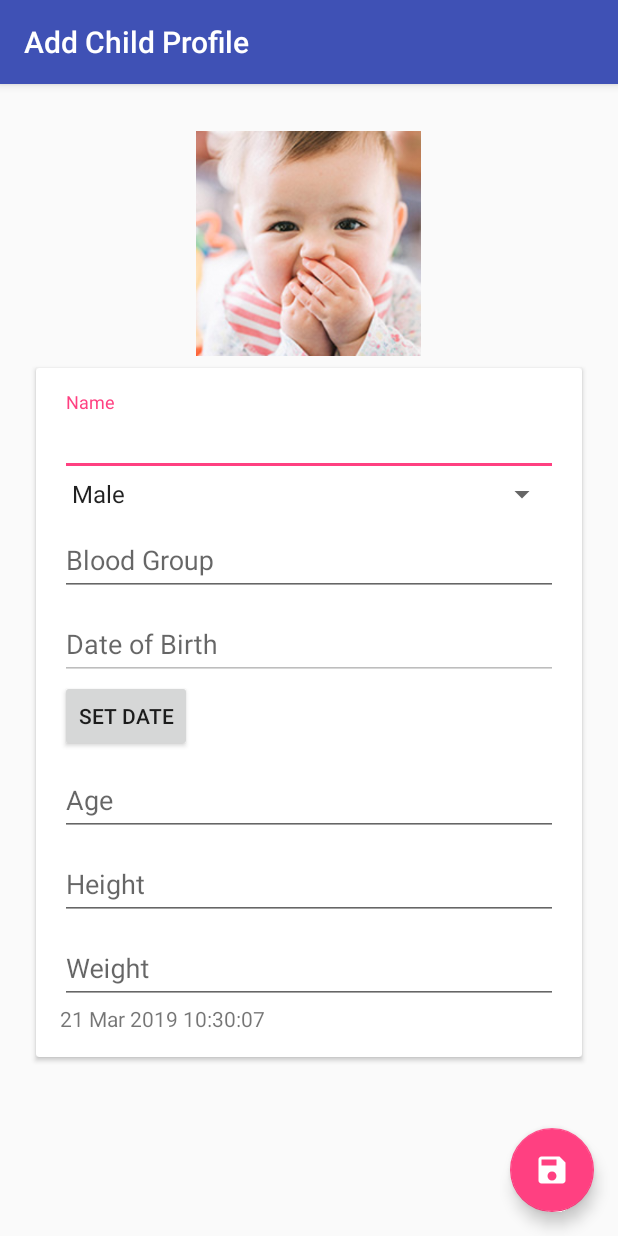
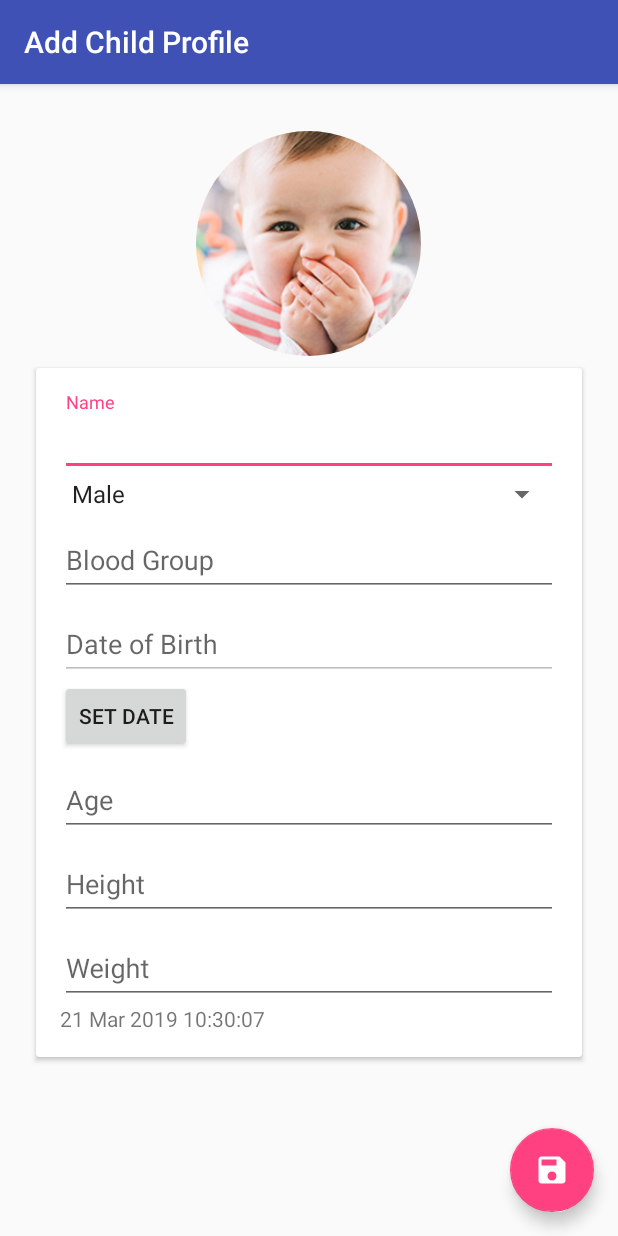
Before and after one commit to johnyhawkahsan/55-ChildHealthApp-1, an Android app: the screen it shows after launch (AddEditChildActivity), after a tap on an icon or button, on a phone screen of 412 x 824 dp. Run offline under Robolectric (Android 15) with nearby library versions, the phone set to English and light mode, and no system bars; our stand-ins replace CircleImageView, Room's generated code; pictures from the network do not load.

Commit message:
39th Commit- Added CircleImageView custom view for round images. Need to implement CardView in our VaccinationRecord.

```diff
--- /dev/null
+++ b/app/src/main/java/com/johnyhawkdesigns/a55_childhealthapp_1/util/CircleImageView.java
@@ -0,0 +1,427 @@
+package com.johnyhawkdesigns.a55_childhealthapp_1.util;
+
+import android.content.Context;
+import android.content.res.TypedArray;
+import android.graphics.Bitmap;
+import android.graphics.BitmapShader;
+import android.graphics.Canvas;
+import android.graphics.Color;
+import android.graphics.ColorFilter;
+import android.graphics.Matrix;
+import android.graphics.Paint;
+import android.graphics.RectF;
+import android.graphics.Shader;
+import android.graphics.drawable.BitmapDrawable;
+import android.graphics.drawable.ColorDrawable;
+import android.graphics.drawable.Drawable;
+import android.net.Uri;
+import android.support.annotation.ColorInt;
+import android.support.annotation.ColorRes;
+import android.support.annotation.DrawableRes;
+import android.support.v7.widget.AppCompatImageView;
+import android.util.AttributeSet;
+import android.widget.ImageView;
+
+import com.johnyhawkdesigns.a55_childhealthapp_1.R;
+
+
+public class CircleImageView extends AppCompatImageView {
+
+    private static final ImageView.ScaleType SCALE_TYPE = ImageView.ScaleType.CENTER_CROP;
+
+    private static final Bitmap.Config BITMAP_CONFIG = Bitmap.Config.ARGB_8888;
+    private static final int COLORDRAWABLE_DIMENSION = 2;
+
+    private static final int DEFAULT_BORDER_WIDTH = 0;
+    private static final int DEFAULT_BORDER_COLOR = Color.BLACK;
+    private static final int DEFAULT_FILL_COLOR = Color.TRANSPARENT;
+    private static final boolean DEFAULT_BORDER_OVERLAY = false;
+
+    private final RectF mDrawableRect = new RectF();
+    private final RectF mBorderRect = new RectF();
+
+    private final Matrix mShaderMatrix = new Matrix();
+    private final Paint mBitmapPaint = new Paint();
+    private final Paint mBorderPaint = new Paint();
+    private final Paint mFillPaint = new Paint();
+
+    private int mBorderColor = DEFAULT_BORDER_COLOR;
+    private int mBorderWidth = DEFAULT_BORDER_WIDTH;
+    private int mFillColor = DEFAULT_FILL_COLOR;
+
+    private Bitmap mBitmap;
+    private BitmapShader mBitmapShader;
+    private int mBitmapWidth;
+    private int mBitmapHeight;
+
+    private float mDrawableRadius;
+    private float mBorderRadius;
+
+    private ColorFilter mColorFilter;
+
+    private boolean mReady;
+    private boolean mSetupPending;
+    private boolean mBorderOverlay;
+    private boolean mDisableCircularTransformation;
+
+    public CircleImageView(Context context) {
+        super(context);
+
+        init();
+    }
+
+    public CircleImageView(Context context, AttributeSet attrs) {
+        this(context, attrs, 0);
+    }
+
+    public CircleImageView(Context context, AttributeSet attrs, int defStyle) {
+        super(context, attrs, defStyle);
+
+        TypedArray a = context.obtainStyledAttributes(attrs, R.styleable.CircleImageView, defStyle, 0);
+
+        mBorderWidth = a.getDimensionPixelSize(R.styleable.CircleImageView_civ_border_width, DEFAULT_BORDER_WIDTH);
+        mBorderColor = a.getColor(R.styleable.CircleImageView_civ_border_color, DEFAULT_BORDER_COLOR);
+        mBorderOverlay = a.getBoolean(R.styleable.CircleImageView_civ_border_overlay, DEFAULT_BORDER_OVERLAY);
+        mFillColor = a.getColor(R.styleable.CircleImageView_civ_fill_color, DEFAULT_FILL_COLOR);
+
+        a.recycle();
+
+        init();
+    }
+
+    private void init() {
+        super.setScaleType(SCALE_TYPE);
+        mReady = true;
+
+        if (mSetupPending) {
+            setup();
+            mSetupPending = false;
+        }
+    }
+
+    @Override
+    public ImageView.ScaleType getScaleType() {
+        return SCALE_TYPE;
+    }
+
+    @Override
+    public void setScaleType(ImageView.ScaleType scaleType) {
+        if (scaleType != SCALE_TYPE) {
+            throw new IllegalArgumentException(String.format("ScaleType %s not supported.", scaleType));
+        }
+    }
+
+    @Override
+    public void setAdjustViewBounds(boolean adjustViewBounds) {
+        if (adjustViewBounds) {
+            throw new IllegalArgumentException("adjustViewBounds not supported.");
+        }
+    }
+
+    @Override
+    protected void onDraw(Canvas canvas) {
+        if (mDisableCircularTransformation) {
+            super.onDraw(canvas);
+            return;
+        }
+
+        if (mBitmap == null) {
+            return;
+        }
+
+        if (mFillColor != Color.TRANSPARENT) {
+            canvas.drawCircle(mDrawableRect.centerX(), mDrawableRect.centerY(), mDrawableRadius, mFillPaint);
+        }
+        canvas.drawCircle(mDrawableRect.centerX(), mDrawableRect.centerY(), mDrawableRadius, mBitmapPaint);
+        if (mBorderWidth > 0) {
+            canvas.drawCircle(mBorderRect.centerX(), mBorderRect.centerY(), mBorderRadius, mBorderPaint);
+        }
+    }
+
+    @Override
+    protected void onSizeChanged(int w, int h, int oldw, int oldh) {
+        super.onSizeChanged(w, h, oldw, oldh);
+        setup();
+    }
+
+    @Override
+    public void setPadding(int left, int top, int right, int bottom) {
+        super.setPadding(left, top, right, bottom);
+        setup();
+    }
+
+    @Override
+    public void setPaddingRelative(int start, int top, int end, int bottom) {
+        super.setPaddingRelative(start, top, end, bottom);
+        setup();
+    }
+
+    public int getBorderColor() {
+        return mBorderColor;
+    }
+
+    public void setBorderColor(@ColorInt int borderColor) {
+        if (borderColor == mBorderColor) {
+            return;
+        }
+
+        mBorderColor = borderColor;
+        mBorderPaint.setColor(mBorderColor);
+        invalidate();
+    }
+
+    /**
+     * @deprecated Use {@link #setBorderColor(int)} instead
+     */
+    @Deprecated
+    public void setBorderColorResource(@ColorRes int borderColorRes) {
+        setBorderColor(getContext().getResources().getColor(borderColorRes));
+    }
+
+    /**
+     * Return the color drawn behind the circle-shaped drawable.
+     *
+     * @return The color drawn behind the drawable
+     *
+     * @deprecated Fill color support is going to be removed in the future
+     */
+    @Deprecated
+    public int getFillColor() {
+        return mFillColor;
+    }
+
+    /**
+     * Set a color to be drawn behind the circle-shaped drawable. Note that
+     * this has no effect if the drawable is opaque or no drawable is set.
+     *
+     * @param fillColor The color to be drawn behind the drawable
+     *
+     * @deprecated Fill color support is going to be removed in the future
+     */
+    @Deprecated
+    public void setFillColor(@ColorInt int fillColor) {
+        if (fillColor == mFillColor) {
+            return;
+        }
+
+        mFillColor = fillColor;
+        mFillPaint.setColor(fillColor);
+        invalidate();
+    }
+
+    /**
+     * Set a color to be drawn behind the circle-shaped drawable. Note that
+     * this has no effect if the drawable is opaque or no drawable is set.
+     *
+     * @param fillColorRes The color resource to be resolved to a color and
+     *                     drawn behind the drawable
+     *
+     * @deprecated Fill color support is going to be removed in the future
+     */
+    @Deprecated
+    public void setFillColorResource(@ColorRes int fillColorRes) {
+        setFillColor(getContext().getResources().getColor(fillColorRes));
+    }
+
+    public int getBorderWidth() {
+        return mBorderWidth;
+    }
+
+    public void setBorderWidth(int borderWidth) {
+        if (borderWidth == mBorderWidth) {
+            return;
+        }
+
+        mBorderWidth = borderWidth;
+        setup();
+    }
+
+    public boolean isBorderOverlay() {
+        return mBorderOverlay;
+    }
+
+    public void setBorderOverlay(boolean borderOverlay) {
+        if (borderOverlay == mBorderOverlay) {
+            return;
+        }
+
+        mBorderOverlay = borderOverlay;
+        setup();
+    }
+
+    public boolean isDisableCircularTransformation() {
+        return mDisableCircularTransformation;
+    }
+
+    public void setDisableCircularTransformation(boolean disableCircularTransformation) {
+        if (mDisableCircularTransformation == disableCircularTransformation) {
+            return;
+        }
+
+        mDisableCircularTransformation = disableCircularTransformation;
+        initializeBitmap();
+    }
+
+    @Override
+    public void setImageBitmap(Bitmap bm) {
+        super.setImageBitmap(bm);
+        initializeBitmap();
+    }
+
+    @Override
+    public void setImageDrawable(Drawable drawable) {
+        super.setImageDrawable(drawable);
+        initializeBitmap();
+    }
+
+    @Override
+    public void setImageResource(@DrawableRes int resId) {
+        super.setImageResource(resId);
+        initializeBitmap();
+    }
+
+    @Override
+    public void setImageURI(Uri uri) {
+        super.setImageURI(uri);
+        initializeBitmap();
+    }
+
+    @Override
+    public void setColorFilter(ColorFilter cf) {
+        if (cf == mColorFilter) {
+            return;
+        }
+
+        mColorFilter = cf;
+        applyColorFilter();
+        invalidate();
+    }
+
+    @Override
+    public ColorFilter getColorFilter() {
+        return mColorFilter;
+    }
+
+    private void applyColorFilter() {
+        if (mBitmapPaint != null) {
+            mBitmapPaint.setColorFilter(mColorFilter);
+        }
+    }
+
+    private Bitmap getBitmapFromDrawable(Drawable drawable) {
+        if (drawable == null) {
+            return null;
+        }
+
+        if (drawable instanceof BitmapDrawable) {
+            return ((BitmapDrawable) drawable).getBitmap();
+        }
+
+        try {
+            Bitmap bitmap;
+
+            if (drawable instanceof ColorDrawable) {
+                bitmap = Bitmap.createBitmap(COLORDRAWABLE_DIMENSION, COLORDRAWABLE_DIMENSION, BITMAP_CONFIG);
+            } else {
+                bitmap = Bitmap.createBitmap(drawable.getIntrinsicWidth(), drawable.getIntrinsicHeight(), BITMAP_CONFIG);
+            }
+
+            Canvas canvas = new Canvas(bitmap);
+            drawable.setBounds(0, 0, canvas.getWidth(), canvas.getHeight());
+            drawable.draw(canvas);
+            return bitmap;
+        } catch (Exception e) {
+            e.printStackTrace();
+            return null;
+        }
+    }
+
+    private void initializeBitmap() {
+        if (mDisableCircularTransformation) {
+            mBitmap = null;
+        } else {
+            mBitmap = getBitmapFromDrawable(getDrawable());
+        }
+        setup();
+    }
+
+    private void setup() {
+        if (!mReady) {
+            mSetupPending = true;
+            return;
+        }
+
+        if (getWidth() == 0 && getHeight() == 0) {
+            return;
+        }
+
+        if (mBitmap == null) {
+            invalidate();
+            return;
+        }
+
+        mBitmapShader = new BitmapShader(mBitmap, Shader.TileMode.CLAMP, Shader.TileMode.CLAMP);
+
+        mBitmapPaint.setAntiAlias(true);
+        mBitmapPaint.setShader(mBitmapShader);
+
+        mBorderPaint.setStyle(Paint.Style.STROKE);
+        mBorderPaint.setAntiAlias(true);
+        mBorderPaint.setColor(mBorderColor);
+        mBorderPaint.setStrokeWidth(mBorderWidth);
+
+        mFillPaint.setStyle(Paint.Style.FILL);
+        mFillPaint.setAntiAlias(true);
+        mFillPaint.setColor(mFillColor);
+
+        mBitmapHeight = mBitmap.getHeight();
+        mBitmapWidth = mBitmap.getWidth();
+
+        mBorderRect.set(calculateBounds());
+        mBorderRadius = Math.min((mBorderRect.height() - mBorderWidth) / 2.0f, (mBorderRect.width() - mBorderWidth) / 2.0f);
+
+        mDrawableRect.set(mBorderRect);
+        if (!mBorderOverlay && mBorderWidth > 0) {
+            mDrawableRect.inset(mBorderWidth - 1.0f, mBorderWidth - 1.0f);
+        }
+        mDrawableRadius = Math.min(mDrawableRect.height() / 2.0f, mDrawableRect.width() / 2.0f);
+
+        applyColorFilter();
+        updateShaderMatrix();
+        invalidate();
+    }
+
+    private RectF calculateBounds() {
+        int availableWidth  = getWidth() - getPaddingLeft() - getPaddingRight();
+        int availableHeight = getHeight() - getPaddingTop() - getPaddingBottom();
+
+        int sideLength = Math.min(availableWidth, availableHeight);
+
+        float left = getPaddingLeft() + (availableWidth - sideLength) / 2f;
+        float top = getPaddingTop() + (availableHeight - sideLength) / 2f;
+
+        return new RectF(left, top, left + sideLength, top + sideLength);
+    }
+
+    private void updateShaderMatrix() {
+        float scale;
+        float dx = 0;
+        float dy = 0;
+
+        mShaderMatrix.set(null);
+
+        if (mBitmapWidth * mDrawableRect.height() > mDrawableRect.width() * mBitmapHeight) {
+            scale = mDrawableRect.height() / (float) mBitmapHeight;
+            dx = (mDrawableRect.width() - mBitmapWidth * scale) * 0.5f;
+        } else {
+            scale = mDrawableRect.width() / (float) mBitmapWidth;
+            dy = (mDrawableRect.height() - mBitmapHeight * scale) * 0.5f;
+        }
+
+        mShaderMatrix.setScale(scale, scale);
+        mShaderMatrix.postTranslate((int) (dx + 0.5f) + mDrawableRect.left, (int) (dy + 0.5f) + mDrawableRect.top);
+
+        mBitmapShader.setLocalMatrix(mShaderMatrix);
+    }
+
+}
--- a/app/src/main/res/layout/activity_add_edit_child.xml
+++ b/app/src/main/res/layout/activity_add_edit_child.xml
@@ -17,7 +17,7 @@
             android:orientation="vertical"
             android:padding="@dimen/default_padding">
 
-            <ImageView
+            <com.johnyhawkdesigns.a55_childhealthapp_1.util.CircleImageView
                 android:id="@+id/post_image"
                 android:layout_width="@dimen/profile_image_size"
                 android:layout_height="@dimen/profile_image_size"
--- a/app/src/main/res/layout/recycler_item.xml
+++ b/app/src/main/res/layout/recycler_item.xml
@@ -17,7 +17,7 @@ app:cardElevation="@dimen/cardview_default_elevation">
     android:layout_height="wrap_content"
     android:padding="@dimen/default_padding">
 
-    <ImageView
+    <com.johnyhawkdesigns.a55_childhealthapp_1.util.CircleImageView
         android:id="@+id/childIcon"
         android:layout_width="@dimen/profile_image_size"
         android:layout_height="@dimen/profile_image_size"
@@ -25,6 +25,7 @@ app:cardElevation="@dimen/cardview_default_elevation">
         android:layout_marginEnd="@dimen/default_margin"
         android:contentDescription="@string/childpicture"
         app:srcCompat="@drawable/random_baby" />
+
 
     <TextView
         android:id="@+id/chID"
--- a/app/src/main/res/layout/view_child_details.xml
+++ b/app/src/main/res/layout/view_child_details.xml
@@ -16,7 +16,9 @@
         android:orientation="vertical">
 
 
-        <ImageView
+
+
+        <com.johnyhawkdesigns.a55_childhealthapp_1.util.CircleImageView
             android:id="@+id/imageViewIcon"
             android:layout_width="@android:dimen/thumbnail_width"
             android:layout_height="@android:dimen/thumbnail_width"
```
Also changed, not shown: app/src/main/res/layout/view_vaccination_record.xml (+39 -3 lines), app/src/main/res/values/attrs.xml (added, +37 -0 lines).
